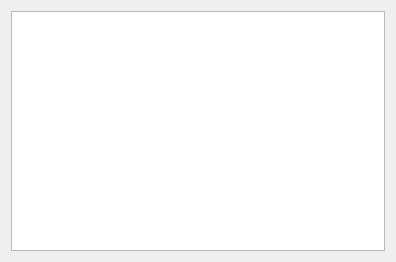
hrpzcf/AwesomePyKit, file ui/environch.ui: the form before one commit.
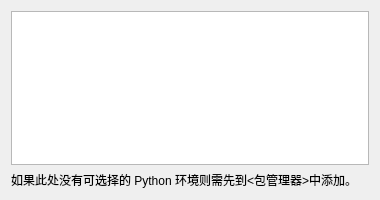
The form after the commit.

Commit message: 给<程序打包工具>的<环境选择>窗口增加文字提示

```diff
--- a/ui/environch.ui
+++ b/ui/environch.ui
@@ -9,8 +9,8 @@
    <rect>
     <x>0</x>
     <y>0</y>
-    <width>396</width>
-    <height>262</height>
+    <width>380</width>
+    <height>200</height>
    </rect>
   </property>
   <property name="font">
@@ -21,9 +21,20 @@
   <property name="windowTitle">
    <string>选择 Python 环境</string>
   </property>
+  <layout class="QVBoxLayout" name="verticalLayout_2">
+   <item>
   <layout class="QVBoxLayout" name="verticalLayout">
    <item>
     <widget class="QListWidget" name="lw_env_list"/>
+     </item>
+     <item>
+      <widget class="QLabel" name="label">
+       <property name="text">
+        <string>如果此处没有可选择的 Python 环境则需先到&lt;包管理器&gt;中添加。</string>
+       </property>
+      </widget>
+     </item>
+    </layout>
    </item>
   </layout>
  </widget>
```
Lines whose indentation alone changed are shown as unchanged. The commit also changes 1 other file.
